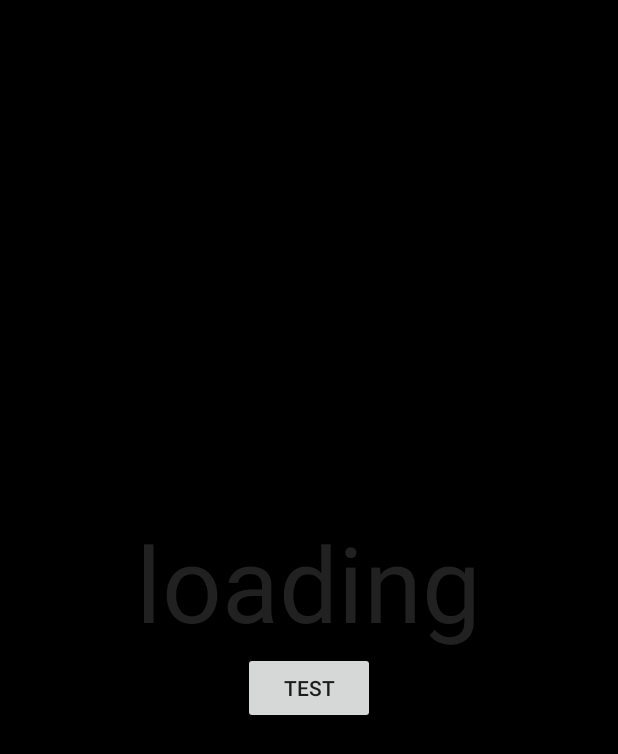
After one commit to AsiamCn/Trydemos, an Android app: the layout activity_wave.xml on its own in the app's theme, with its tools: preview values and no code run, on a phone screen of 412 x 824 dp. The commit adds this screen. Shown: the top 754 px of the screen. Run offline under Robolectric (Android 15) with nearby library versions, the phone set to English and light mode, and no system bars.

Commit message:
添加新功能

```diff
--- a/app/build.gradle
+++ b/app/build.gradle
@@ -18,11 +18,17 @@ android {
         }
     }
 }
+repositories {
+    jcenter()
+}
 
 dependencies {
     compile fileTree(include: ['*.jar'], dir: 'libs')
     compile 'com.android.support:appcompat-v7:21.0.3'
     //    compile 'com.readystatesoftware.systembartint:systembartint:1.0.3'
+    compile 'com.github.navasmdc:MaterialDesign:1.+@aar'
     compile files('libs/gradle-wrapper.jar')
     compile project(':photoViewerLib')
+    compile project(':wave_textviewLib')
+    compile 'com.jakewharton:butterknife:6.1.0'
 }
--- a/app/src/main/AndroidManifest.xml
+++ b/app/src/main/AndroidManifest.xml
@@ -31,6 +31,8 @@
         </activity>
         <activity android:name=".activities.PhotoViewerActivity"/>
 
+        <activity android:name=".activities.WaveTextView"/>
+
          <receiver android:name=".receiver.WidgetProvider">
              <intent-filter>
                  <action android:name="android.appwidget.action.APPWIDGET_UPDATE"/>
--- a/app/src/main/java/com/dian/qiaozeyang/trydemos/EntranceActivity.java
+++ b/app/src/main/java/com/dian/qiaozeyang/trydemos/EntranceActivity.java
@@ -12,12 +12,13 @@ import com.dian.qiaozeyang.trydemos.activities.PackageNameActivity;
 import com.dian.qiaozeyang.trydemos.activities.PhotoViewerActivity;
 import com.dian.qiaozeyang.trydemos.activities.StartDaocaoActivity;
 import com.dian.qiaozeyang.trydemos.activities.SwipeToFinshActivity;
+import com.dian.qiaozeyang.trydemos.activities.WaveTextView;
 
 /**
  * Created by  on 15/4/21.
  */
 public class EntranceActivity extends Activity implements AdapterView.OnItemClickListener{
-    private String [] dataName = {"查看包名","滑动返回","启动稻草","photoViewer"};
+    private String [] dataName = {"查看包名","滑动返回","启动稻草","photoViewer", "waveLoading"};
     private ListView listView;
     @Override
     protected void onCreate(Bundle savedInstanceState) {
@@ -31,7 +32,7 @@ public class EntranceActivity extends Activity implements AdapterView.OnItemClic
 
 
     private Class [] dataClass = {PackageNameActivity.class, SwipeToFinshActivity.class,
-            StartDaocaoActivity.class, PhotoViewerActivity.class};
+            StartDaocaoActivity.class, PhotoViewerActivity.class, WaveTextView.class};
 
 
     @Override
--- a/app/src/main/res/layout/activity_entrance.xml
+++ b/app/src/main/res/layout/activity_entrance.xml
@@ -1,6 +1,7 @@
 <?xml version="1.0" encoding="utf-8"?>
 <LinearLayout xmlns:android="http://schemas.android.com/apk/res/android"
-    android:orientation="vertical" android:layout_width="match_parent"
+    android:orientation="vertical"
+    android:layout_width="match_parent"
     android:layout_height="match_parent">
     <ListView
         android:id="@+id/list_entrance"
--- /dev/null
+++ b/app/src/main/res/layout/activity_wave.xml
@@ -0,0 +1,22 @@
+<?xml version="1.0" encoding="utf-8"?>
+<LinearLayout xmlns:android="http://schemas.android.com/apk/res/android"
+    android:orientation="vertical" android:layout_width="match_parent"
+    android:layout_height="match_parent"
+    android:gravity="center"
+    android:background="@android:color/black">
+
+    <com.romainpiel.titanic.library.TitanicTextView
+        android:id="@+id/titanic_tv"
+        android:text="loading"
+        android:layout_width="wrap_content"
+        android:layout_height="wrap_content"
+        android:textColor="#212121"
+        android:textSize="70sp"/>
+    <Button
+        android:id="@+id/testbutton"
+        android:layout_width="wrap_content"
+        android:layout_height="wrap_content"
+        android:text="test"
+       />
+
+</LinearLayout>
--- a/settings.gradle
+++ b/settings.gradle
@@ -1 +1,2 @@
 include ':app' , ':photoViewerLib'
+include ':app' , ':wave_textviewLib'
--- /dev/null
+++ b/wave_textviewLib/src/main/AndroidManifest.xml
@@ -0,0 +1,5 @@
+<manifest package="com.romainpiel.titanic.library">
+
+    <application/>
+
+</manifest>
--- /dev/null
+++ b/wave_textviewLib/src/main/java/com/romainpiel/titanic/library/TitanicTextView.java
@@ -0,0 +1,177 @@
+package com.romainpiel.titanic.library;
+
+import android.content.Context;
+import android.content.res.ColorStateList;
+import android.graphics.Bitmap;
+import android.graphics.BitmapShader;
+import android.graphics.Canvas;
+import android.graphics.Matrix;
+import android.graphics.Shader;
+import android.graphics.drawable.Drawable;
+import android.util.AttributeSet;
+import android.widget.TextView;
+
+/**
+ * Titanic
+ * romainpiel
+ * 13/03/2014
+ */
+public class TitanicTextView extends TextView {
+
+    public interface AnimationSetupCallback {
+        public void onSetupAnimation(TitanicTextView titanicTextView);
+    }
+
+    // callback fired at first onSizeChanged
+    private AnimationSetupCallback animationSetupCallback;
+    // wave shader coordinates
+    private float maskX, maskY;
+    // if true, the shader will display the wave
+    private boolean sinking;
+    // true after the first onSizeChanged
+    private boolean setUp;
+
+    // shader containing a repeated wave
+    private BitmapShader shader;
+    // shader matrix
+    private Matrix shaderMatrix;
+    // wave drawable
+    private Drawable wave;
+    // (getHeight() - waveHeight) / 2
+    private float offsetY;
+
+    public TitanicTextView(Context context) {
+        super(context);
+        init();
+    }
+
+    public TitanicTextView(Context context, AttributeSet attrs) {
+        super(context, attrs);
+        init();
+    }
+
+    public TitanicTextView(Context context, AttributeSet attrs, int defStyle) {
+        super(context, attrs, defStyle);
+        init();
+    }
+
+    private void init() {
+        shaderMatrix = new Matrix();
+    }
+
+    public AnimationSetupCallback getAnimationSetupCallback() {
+        return animationSetupCallback;
+    }
+
+    public void setAnimationSetupCallback(AnimationSetupCallback animationSetupCallback) {
+        this.animationSetupCallback = animationSetupCallback;
+    }
+
+    public float getMaskX() {
+        return maskX;
+    }
+
+    public void setMaskX(float maskX) {
+        this.maskX = maskX;
+        invalidate();
+    }
+
+    public float getMaskY() {
+        return maskY;
+    }
+
+    public void setMaskY(float maskY) {
+        this.maskY = maskY;
+        invalidate();
+    }
+
+    public boolean isSinking() {
+        return sinking;
+    }
+
+    public void setSinking(boolean sinking) {
+        this.sinking = sinking;
+    }
+
+    public boolean isSetUp() {
+        return setUp;
+    }
+
+    @Override
+    public void setTextColor(int color) {
+        super.setTextColor(color);
+        createShader();
+    }
+
+    @Override
+    public void setTextColor(ColorStateList colors) {
+        super.setTextColor(colors);
+        createShader();
+    }
+
+    @Override
+    protected void onSizeChanged(int w, int h, int oldw, int oldh) {
+        super.onSizeChanged(w, h, oldw, oldh);
+
+        createShader();
+
+        if (!setUp) {
+            setUp = true;
+            if (animationSetupCallback != null) {
+                animationSetupCallback.onSetupAnimation(TitanicTextView.this);
+            }
+        }
+    }
+
+    /**
+     * Create the shader
+     * draw the wave with current color for a background
+     * repeat the bitmap horizontally, and clamp colors vertically
+     */
+    private void createShader() {
+
+        if (wave == null) {
+            wave = getResources().getDrawable(R.drawable.wave);
+        }
+
+        int waveW = wave.getIntrinsicWidth();
+        int waveH = wave.getIntrinsicHeight();
+
+        Bitmap b = Bitmap.createBitmap(waveW, waveH, Bitmap.Config.ARGB_8888);
+        Canvas c = new Canvas(b);
+
+        c.drawColor(getCurrentTextColor());
+
+        wave.setBounds(0, 0, waveW, waveH);
+        wave.draw(c);
+
+        shader = new BitmapShader(b, Shader.TileMode.REPEAT, Shader.TileMode.CLAMP);
+        getPaint().setShader(shader);
+
+        offsetY = (getHeight() - waveH) / 2;
+    }
+
+    @Override
+    protected void onDraw(Canvas canvas) {
+
+        // modify text paint shader according to sinking state
+        if (sinking && shader != null) {
+
+            // first call after sinking, assign it to our paint
+            if (getPaint().getShader() == null) {
+                getPaint().setShader(shader);
+            }
+
+            // translate shader accordingly to maskX maskY positions
+            // maskY is affected by the offset to vertically center the wave
+            shaderMatrix.setTranslate(maskX, maskY + offsetY);
+
+            // assign matrix to invalidate the shader
+            shader.setLocalMatrix(shaderMatrix);
+        } else {
+            getPaint().setShader(null);
+        }
+
+        super.onDraw(canvas);
+    }
+}
```
Also changed, not shown: app/src/main/java/com/dian/qiaozeyang/trydemos/activities/StartDaocaoActivity.java (+22 -7 lines), app/src/main/java/com/dian/qiaozeyang/trydemos/activities/WaveTextView.java (added, +61 -0 lines), app/src/main/res/layout/activity_start_daocao.xml (+15 -3 lines), wave_textviewLib/build.gradle (added, +24 -0 lines), wave_textviewLib/src/main/java/com/romainpiel/titanic/library/Titanic.java (added, +113 -0 lines), wave_textviewLib/src/main/res/drawable-nodpi/wave.png (added), 4 other files.
